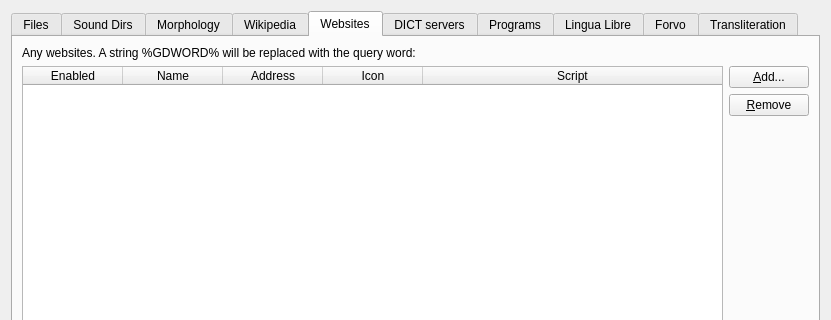
Qt form src/ui/edit_sources.ui (xiaoyifang/goldendict-ng) before a commit; both pictures show x 0 to 831 and y 0 to 320 of the 831 by 531 pixel window.
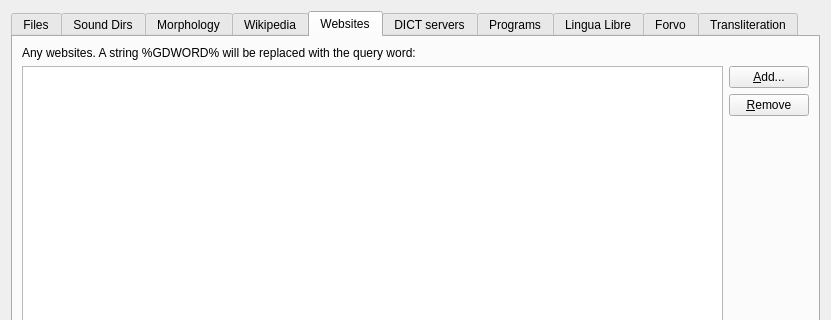
The same form after that commit. The open tabs and pages were chosen to show the change. Icons and pictures are not drawn.

```diff
--- a/src/ui/edit_sources.ui
+++ b/src/ui/edit_sources.ui
@@ -296,10 +296,7 @@
        <item>
         <layout class="QHBoxLayout" name="horizontalLayout_6">
          <item>
-          <widget class="QTableWidget" name="webSites">
-           <property name="editTriggers">
-            <set>QAbstractItemView::DoubleClicked|QAbstractItemView::EditKeyPressed</set>
-           </property>
+          <widget class="QTableView" name="webSites">
            <property name="selectionMode">
             <enum>QAbstractItemView::ExtendedSelection</enum>
            </property>
@@ -309,31 +306,6 @@
            <attribute name="horizontalHeaderStretchLastSection">
             <bool>true</bool>
            </attribute>
-           <column>
-            <property name="text">
-             <string>Enabled</string>
-            </property>
-           </column>
-           <column>
-            <property name="text">
-             <string>Name</string>
-            </property>
-           </column>
-           <column>
-            <property name="text">
-             <string>Address</string>
-            </property>
-           </column>
-           <column>
-            <property name="text">
-             <string>Icon</string>
-            </property>
-           </column>
-           <column>
-            <property name="text">
-             <string>Script</string>
-            </property>
-           </column>
           </widget>
          </item>
          <item>
```
